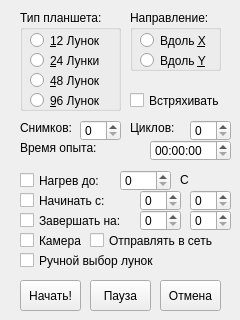
Qt form experiments.ui (HandBreak/biol) before a commit.
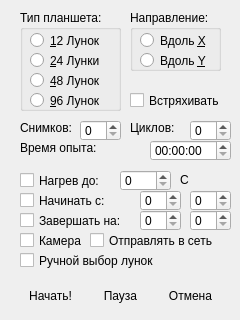
The same form after that commit.

Commit message: Установлен стиль Flat, отключен курсор и Focus

What changed in the file:
```diff
--- a/experiments.ui
+++ b/experiments.ui
@@ -257,6 +257,12 @@
     <property name="text">
      <string>Начать!</string>
     </property>
+    <property name="default">
+     <bool>true</bool>
+    </property>
+    <property name="flat">
+     <bool>true</bool>
+    </property>
    </widget>
    <widget class="QPushButton" name="pbPause">
     <property name="geometry">
@@ -270,6 +276,12 @@
     <property name="text">
      <string>Пауза</string>
     </property>
+    <property name="default">
+     <bool>true</bool>
+    </property>
+    <property name="flat">
+     <bool>true</bool>
+    </property>
    </widget>
    <widget class="QPushButton" name="pbCancel">
     <property name="geometry">
@@ -283,6 +295,12 @@
     <property name="text">
      <string>Отмена</string>
     </property>
+    <property name="default">
+     <bool>true</bool>
+    </property>
+    <property name="flat">
+     <bool>true</bool>
+    </property>
    </widget>
    <widget class="QCheckBox" name="chkStartOf">
     <property name="geometry">
```
Left out of the diff: 270 changed lines with no effect on the pictures. The commit also changes 3 other files.
